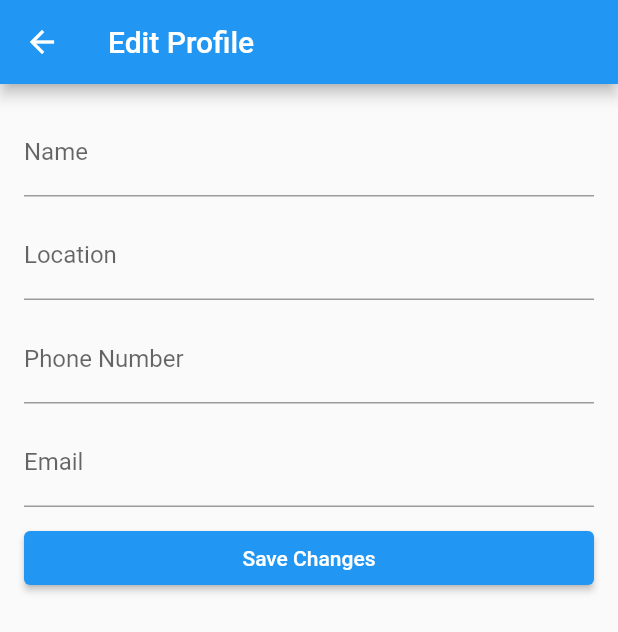
After one commit to LemonDrop847/thefullbellyproject_app, a Flutter app: the EditProfilePage screen opened by its route, on a phone screen of 412 x 824 dp. The commit adds this screen. Shown: the top 632 px of the screen. Run offline on Flutter 3.47's test engine with Material 2 defaults, Android fonts, the phone set to English and light mode, and no system bars; our stand-ins replace cloud_firestore, firebase_auth, firebase_core, google_sign_in, shared_preferences; accounts and stored records are empty.

Commit message:
Profile added

```diff
--- a/lib/main.dart
+++ b/lib/main.dart
@@ -1,8 +1,11 @@
 import 'package:flutter/material.dart';
 import 'package:firebase_core/firebase_core.dart';
+import 'package:thefullbellyproject_app/pages/editprofile.dart';
 import 'package:thefullbellyproject_app/pages/onboarding.dart';
+import 'package:thefullbellyproject_app/pages/profile.dart';
 import 'package:thefullbellyproject_app/pages/signupngo.dart';
 import 'package:thefullbellyproject_app/pages/signupdonor.dart';
+import 'package:thefullbellyproject_app/pages/signin.dart';
 import 'firebase_options.dart';
 
 void main() async {
@@ -25,6 +28,9 @@ class MyApp extends StatelessWidget {
         OnboardingPage.id: (context) => const OnboardingPage(),
         SignUpNGOPage.id: (context) => SignUpNGOPage(),
         SignUpDonorPage.id: (context) => SignUpDonorPage(),
+        SignInPage.id: (context) => SignInPage(),
+        ProfilePage.id: (context) => ProfilePage(),
+        EditProfilePage.id: (context) => EditProfilePage(),
       },
     );
   }
--- /dev/null
+++ b/lib/pages/editprofile.dart
@@ -0,0 +1,122 @@
+import 'package:flutter/material.dart';
+import 'package:firebase_auth/firebase_auth.dart';
+import 'package:cloud_firestore/cloud_firestore.dart';
+
+class EditProfilePage extends StatefulWidget {
+  static const String id = 'EditProfile';
+
+  @override
+  _EditProfilePageState createState() => _EditProfilePageState();
+}
+
+class _EditProfilePageState extends State<EditProfilePage> {
+  final FirebaseAuth _auth = FirebaseAuth.instance;
+  final FirebaseFirestore _firestore = FirebaseFirestore.instance;
+
+  String _name = '';
+  String _location = '';
+  String _phone = '';
+  String _email = '';
+
+  final TextEditingController _nameController = TextEditingController();
+  final TextEditingController _locationController = TextEditingController();
+  final TextEditingController _phoneController = TextEditingController();
+  final TextEditingController _emailController = TextEditingController();
+
+  void _loadUserData() async {
+    User? currentUser = _auth.currentUser;
+    if (currentUser != null) {
+      DocumentSnapshot snapshot =
+          await _firestore.collection('users').doc(currentUser.uid).get();
+      setState(() {
+        _name = snapshot.get('name');
+        _location = snapshot.get('location');
+        _phone = snapshot.get('phone');
+        _email = snapshot.get('email');
+      });
+      _nameController.text = _name;
+      _locationController.text = _location;
+      _phoneController.text = _phone;
+      _emailController.text = _email;
+    }
+  }
+
+  @override
+  void initState() {
+    super.initState();
+    _loadUserData();
+  }
+
+  void _updateUserData() async {
+    User? currentUser = _auth.currentUser;
+    if (currentUser != null) {
+      Map<String, dynamic> dataToUpdate = {};
+      if (_nameController.text.isNotEmpty) {
+        dataToUpdate['name'] = _nameController.text;
+      }
+      if (_locationController.text.isNotEmpty) {
+        dataToUpdate['location'] = _locationController.text;
+      }
+      if (_phoneController.text.isNotEmpty) {
+        dataToUpdate['phone'] = _phoneController.text;
+      }
+      if (_emailController.text.isNotEmpty) {
+        dataToUpdate['email'] = _emailController.text;
+      }
+      await _firestore
+          .collection('users')
+          .doc(currentUser.uid)
+          .update(dataToUpdate);
+      Navigator.pop(context);
+    }
+  }
+
+  @override
+  Widget build(BuildContext context) {
+    return Scaffold(
+      appBar: AppBar(
+        title: const Text('Edit Profile'),
+      ),
+      body: Padding(
+        padding: const EdgeInsets.all(16.0),
+        child: Column(
+          crossAxisAlignment: CrossAxisAlignment.stretch,
+          children: [
+            TextField(
+              controller: _nameController,
+              decoration: const InputDecoration(
+                labelText: 'Name',
+              ),
+            ),
+            const SizedBox(height: 10),
+            TextField(
+              controller: _locationController,
+              decoration: const InputDecoration(
+                labelText: 'Location',
+              ),
+            ),
+            const SizedBox(height: 10),
+            TextField(
+              controller: _phoneController,
+              decoration: const InputDecoration(
+                labelText: 'Phone Number',
+              ),
+            ),
+            const SizedBox(height: 10),
+            TextField(
+              controller: _emailController,
+              decoration: const InputDecoration(
+                labelText: 'Email',
+              ),
+            ),
+            const SizedBox(height: 10),
+            ElevatedButton(
+              onPressed: _updateUserData,
+              child: const Text('Save Changes'),
+            ),
+          ],
+        ),
+      ),
+    );
+  }
+}
--- a/lib/pages/onboarding.dart
+++ b/lib/pages/onboarding.dart
@@ -3,6 +3,7 @@ import 'package:shared_preferences/shared_preferences.dart';
 
 import 'signupngo.dart';
 import 'signupdonor.dart';
+import 'signin.dart';
 
 class OnboardingPage extends StatefulWidget {
   static const String id = 'onboarding';
@@ -64,6 +65,11 @@ class OnboardingPageState extends State<OnboardingPage> {
               onPressed: () => _handleRoleSelection('ngo_agent'),
               child: const Text('NGO Agent'),
             ),
+            const SizedBox(height: 10),
+            ElevatedButton(
+              onPressed: () => {Navigator.pushNamed(context, SignInPage.id)},
+              child: const Text('Already an user? Sign In'),
+            ),
           ],
         ),
       ),
```
Also changed, not shown: lib/pages/profile.dart (added, +94 -0 lines), lib/pages/signin.dart (added, +94 -0 lines), lib/pages/signupdonor.dart (+4 -8 lines), lib/pages/signupngo.dart (+4 -8 lines).
